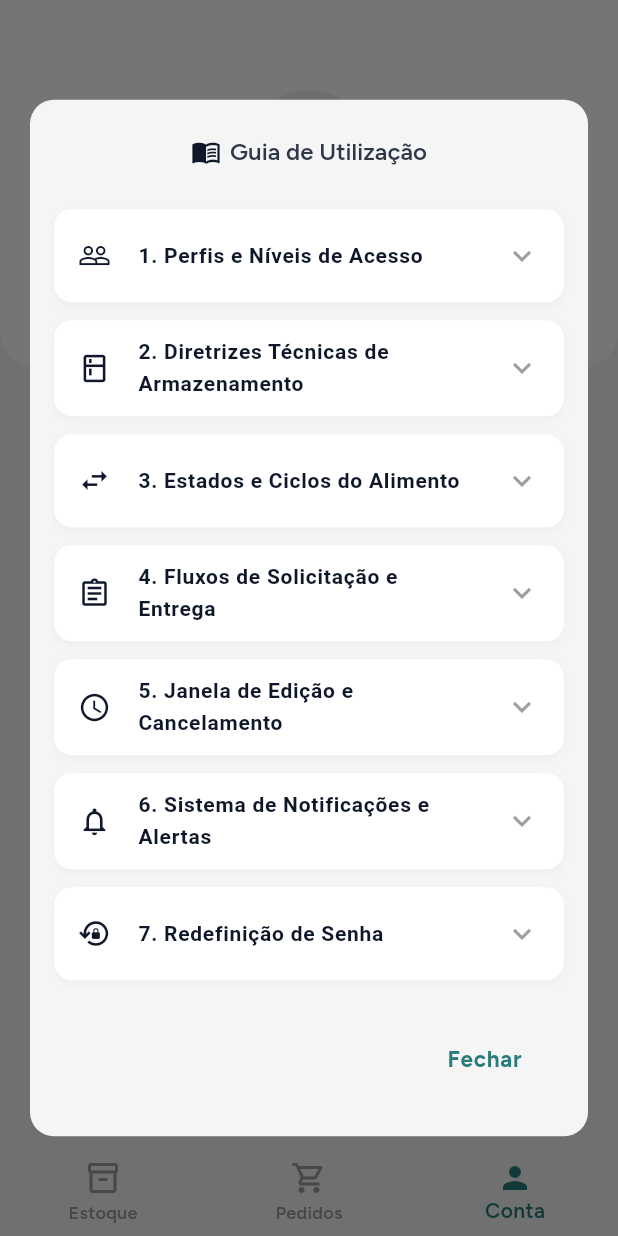
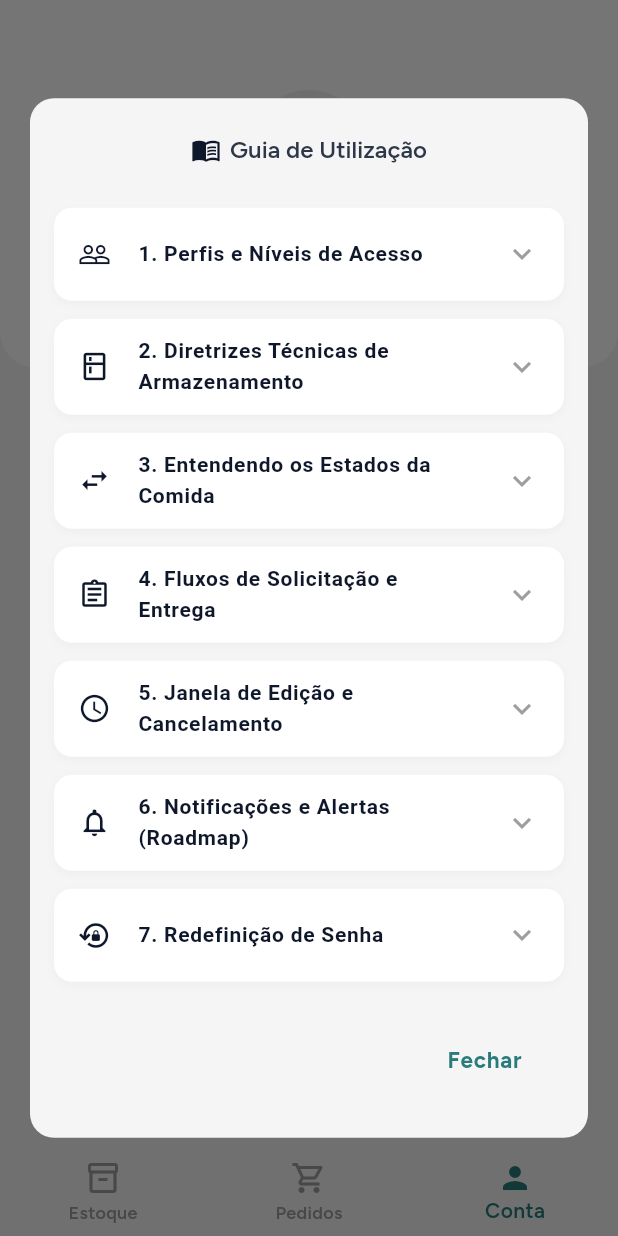
Before and after one commit to livialmeida/KinCare, a Flutter app: the screen it shows once a user with an empty profile is signed in, item 3 of the bottom bar chosen, after a tap on "Guia de Utilização", on a phone screen of 412 x 824 dp. Run offline on Flutter 3.47's test engine with Material 3 defaults, Android fonts, the phone set to English and light mode, and no system bars; our stand-ins replace cloud_firestore, firebase_auth, firebase_core, firebase_messaging, flutter_local_notifications, google_fonts and 1 more; missing offline and left inert: dart:js_interop; accounts and stored records are empty; generated files the repository leaves out were written again.

Commit message:
feat: refine order/stock mutation flows and introduce architecture ADRs
- update time helpers and mutation windows across stock and order components
- enhance modal workflows for order editing, creation, and stock management
- align ModalUserGuide with decoupled notification architecture
- introduce docs/ARCHITECTURE.md covering ADRs (push decoupling, RBAC, PWA strategy)
- update README with technical specification and architecture links

```diff
--- a/lib/core/utils/time_helper.dart
+++ b/lib/core/utils/time_helper.dart
@@ -1,8 +1,7 @@
 import 'package:cloud_firestore/cloud_firestore.dart';
 
 class TimeHelper {
-  // Rule: Standard edit/action window is strictly 2 hours (120 min)
-  static const int editWindowMinutes = 120;
+  static const int editWindowMinutes = 180;
   static const int editWindowSeconds = editWindowMinutes * 60;
 
   // Logic: Check if a timestamp is still within the allowed operational window
--- a/lib/features/family/presentation/widgets/modal_user_guide.dart
+++ b/lib/features/family/presentation/widgets/modal_user_guide.dart
@@ -58,7 +58,7 @@ class ModalUserGuide extends StatelessWidget {
                       const SizedBox(height: 14),
                       _buildGuideTextRow(
                         "Administração (Admin)",
-                        "Responsável pela gestão residencial. Possui controle cadastral sobre os membros, autoriza solicitações de acesso à despensa, cadastra e organiza os itens do estoque e emite pedidos de refeição.",
+                        "Responsável pela gestão residencial. Possui controle cadastral sobre os membros, autoriza solicitações de acesso à despensa, emite pedidos de refeição, consome os itens produzidos pelo suporte e faz a gestão da localização dos itens no estoque/despensa.",
                       ),
                       _buildGuideTextRow(
                         "Suporte e Cozinha (Support)",
@@ -123,15 +123,21 @@ class ModalUserGuide extends StatelessWidget {
                   // Section 3: Food States
                   _buildGuideCard(
                     icon: Icons.swap_horiz_outlined,
-                    title: "3. Estados e Ciclos do Alimento",
+                    title: "3. Entendendo os Estados da Comida",
                     children: [
                       const Text(
-                        "O ciclo de conservação do estoque monitora transições físicas para orientar o consumo seguro:",
+                        "Para os responsáveis pela cozinha, cada alimento percorre etapas cruciais no inventário:",
                         style: TextStyle(fontSize: 14, color: KinColors.text, height: 1.45),
                       ),
                       const SizedBox(height: 14),
-                      _buildGuideTextRow("Localização Física", "Informa onde o lote se encontra armazenado (Despensa, Geladeira ou Freezer)."),
-                      _buildGuideTextRow("Descongelamento", "Sinaliza que o item foi transferido do freezer para a geladeira. A validade técnica é recalculada automaticamente para prazo de consumo sob refrigeração."),
+                      _buildGuideTextRow(
+                          "Armário / Geladeira / Freezer",
+                          "Indica a localização física atual do alimento no estoque."
+                      ),
+                      _buildGuideTextRow(
+                          "Descongelado / Descongelando",
+                          "Indica que o item saiu do freezer e está em processo de degelo ou já descongelado na geladeira. Monitoramento sanitário essencial para garantir a segurança alimentar."
+                      ),
                       const SizedBox(height: 4),
                       Container(
                         padding: const EdgeInsets.all(12),
@@ -148,7 +154,7 @@ class ModalUserGuide extends StatelessWidget {
                                 Icon(Icons.warning_amber_rounded, color: Color(0xFFC5221F), size: 18),
                                 SizedBox(width: 6),
                                 Text(
-                                  "Recongelamento - Atenção Crítica",
+                                  "Recongelado - Atenção Redobrada",
                                   style: TextStyle(fontSize: 13, fontWeight: FontWeight.bold, color: Color(0xFFC5221F)),
                                 ),
                               ],
@@ -164,7 +170,7 @@ class ModalUserGuide extends StatelessWidget {
                     ],
                   ),
 
-                  // Section 4: Order Flows
+// Section 4: Order Flows
                   _buildGuideCard(
                     icon: Icons.assignment_outlined,
                     title: "4. Fluxos de Solicitação e Entrega",
@@ -174,24 +180,58 @@ class ModalUserGuide extends StatelessWidget {
                         style: TextStyle(fontSize: 14, color: KinColors.text, height: 1.45),
                       ),
                       const SizedBox(height: 14),
+
+                      // Flow 1: Regular Request Pipeline
                       _buildGuideTextRow(
-                        "Iniciativa Própria de Preparo",
-                        "Quando a equipe de apoio ou cozinha decide preparar um lote voluntariamente. O registro pode ser feito de forma avulsa e inserido diretamente no estoque.",
-                      ),
-                      _buildGuideTextRow(
-                        "Preparo com Visibilidade Restrita (Surpresa)",
-                        "Permite registrar preparos mantendo o item oculto dos membros da administração até que a entrega física seja concluída.",
+                        "1. Fluxo Regular de Pedidos",
+                        "Solicitações criadas por membros da família, percorrendo uma esteira estruturada de quatro etapas até a conclusão:",
                       ),
                       const SizedBox(height: 6),
-                      const Text(
-                        "Fluxo Regular de Pedidos",
-                        style: TextStyle(fontWeight: FontWeight.bold, fontSize: 13, color: KinColors.text),
+                      Container(
+                        margin: const EdgeInsets.only(left: 8, bottom: 12),
+                        padding: const EdgeInsets.symmetric(horizontal: 12, vertical: 8),
+                        decoration: BoxDecoration(
+                          color: const Color(0xFFF8F9FA),
+                          borderRadius: BorderRadius.circular(10),
+                          border: Border.all(color: const Color(0xFFE9ECEF)),
+                        ),
+                        child: Column(
+                          children: [
+                            _buildGuideStatusRow(
+                              Icons.mail_outline,
+                              "Solicitado",
+                              "O pedido é registrado pelo membro e entra na fila da cozinha como pendente.",
+                            ),
+                            _buildGuideStatusRow(
+                              Icons.check_circle_outline,
+                              "Aceito",
+                              "Um responsável assume o preparo da solicitação.",
+                            ),
+                            _buildGuideStatusRow(
+                              Icons.soup_kitchen_outlined,
+                              "Em Preparo",
+                              "A refeição está em processo ativo de produção.",
+                            ),
+                            _buildGuideStatusRow(
+                              Icons.inventory_2_outlined,
+                              "Entrega",
+                              "O prato é finalizado, tem o local e validade definidos e dá entrada oficial no estoque.",
+                            ),
+                          ],
+                        ),
                       ),
-                      const Divider(height: 16),
-                      _buildGuideStatusRow(Icons.mail_outline, "Solicitado", "O pedido é registrado pelo membro e entra na fila da cozinha como pendente."),
-                      _buildGuideStatusRow(Icons.check_circle_outline, "Aceito", "Um responsável assume o preparo da solicitação."),
-                      _buildGuideStatusRow(Icons.soup_kitchen_outlined, "Em Preparo", "A refeição está em processo de produção."),
-                      _buildGuideStatusRow(Icons.inventory_2_outlined, "Entrega", "O prato é finalizado, tem o local e prazo de conservação definidos e dá entrada oficial no estoque."),
+
+                      // Flow 2: Proactive Cooking
+                      _buildGuideTextRow(
+                        "2. Iniciativa Própria de Preparo",
+                        "Quando os responsáveis pela cozinha decidem preparar um lote de forma voluntária, permitindo a entrada direta do item no estoque sem solicitação prévia.",
+                      ),
+
+                      // Flow 3: Discrete/Surprise Preparation
+                      _buildGuideTextRow(
+                        "3. Preparo Surpresa (Mimo)",
+                        "Destinado a carinhos e mimos culinários preparados em segredo. Mantém o item oculto da visualização dos membros até a entrega final, garantindo que o gesto surpresa seja uma boa experiência. ",
+                      ),
                     ],
                   ),
 
@@ -214,17 +254,17 @@ class ModalUserGuide extends StatelessWidget {
                   // Section 6: Notifications and Alerts
                   _buildGuideCard(
                     icon: Icons.notifications_none_outlined,
-                    title: "6. Sistema de Notificações e Alertas",
+                    title: "6. Notificações e Alertas (Roadmap)",
                     children: [
                       const Text(
-                        "O KinCare envia alertas operacionais para manter os membros informados sobre o andamento dos preparos e o estado do inventário:",
+                        "O ecossistema conta com pipeline de mensageria desenhado para manter os usuários informados sobre prazos e status operacionais:",
                         style: TextStyle(fontSize: 14, color: KinColors.text, height: 1.45),
                       ),
                       const SizedBox(height: 14),
 
                       // Profile: Admin
                       const Text(
-                        "ADMINISTRAÇÃO",
+                        "FLUXOS ADMINISTRATIVOS",
                         style: TextStyle(fontWeight: FontWeight.bold, fontSize: 11, color: Colors.grey, letterSpacing: 0.5),
                       ),
                       const Divider(height: 16),
@@ -245,17 +285,13 @@ class ModalUserGuide extends StatelessWidget {
 
                       // Profile: Support
                       const Text(
-                        "SUPORTE E COZINHA",
+                        "FLUXOS DE COZINHA E SUPORTE ",
                         style: TextStyle(fontWeight: FontWeight.bold, fontSize: 11, color: Colors.grey, letterSpacing: 0.5),
                       ),
                       const Divider(height: 16),
                       _buildGuideTextRow(
                         "Novas Demandas",
                         "Notificações instantâneas quando novos pedidos são registrados pelos membros da residência.",
-                      ),
-                      _buildGuideTextRow(
-                        "Alertas de Reposição",
-                        "Avisos operacionais sobre níveis mínimos de itens e prazos de validade das preparações sob sua responsabilidade.",
                       ),
 
                       const SizedBox(height: 6),
@@ -275,16 +311,14 @@ class ModalUserGuide extends StatelessWidget {
                                 Icon(Icons.info_outline, color: Color(0xFF1967D2), size: 18),
                                 SizedBox(width: 6),
                                 Text(
-                                  "Configuração de Dispositivos",
+                                  "Nota de Arquitetura",
                                   style: TextStyle(fontSize: 13, fontWeight: FontWeight.bold, color: Color(0xFF1967D2)),
                                 ),
                               ],
                             ),
-                            SizedBox(height: 6),
+                            SizedBox(height: 4),
                             Text(
-                              "• Web (Navegador): Conceda permissão no prompt do navegador e certifique-se de que a página mantenha autorização para notificações em segundo plano.\n\n"
-                                  "• Android: Autorize o envio de notificações no primeiro acesso e, nas opções do sistema, desative a 'Otimização de Bateria' para o aplicativo para evitar atrasos na entrega dos avisos.\n\n"
-                                  "• iOS: Para suporte a notificações na Web, utilize a opção 'Adicionar à Tela de Início' no Safari e acesse a partir do atalho criado para habilitar os avisos push.",
+                              "As regras de negócio, tópicos FCM e rotinas agendadas foram desenvolvidos no ambiente de produção privado. Nesta versão pública e demonstrativa, os triggers de cloud functions e mensageria push permanecem desacoplados para manter o repositório 100% autônomo e sem custos fixos de infraestrutura.",
                               style: TextStyle(fontSize: 13, color: Color(0xFF1967D2), height: 1.45),
                             ),
                           ],
--- a/lib/features/orders/presentation/widgets/modal_edit_order.dart
+++ b/lib/features/orders/presentation/widgets/modal_edit_order.dart
@@ -90,6 +90,7 @@ class _ModalEditOrderState extends State<ModalEditOrder> {
     }
   }
 
+
   @override
   Widget build(BuildContext context) {
     return Dialog(
--- a/lib/features/orders/presentation/widgets/modal_new_request.dart
+++ b/lib/features/orders/presentation/widgets/modal_new_request.dart
@@ -153,7 +153,7 @@ class _ModalNewRequestState extends State<ModalNewRequest> {
             StreamBuilder<QuerySnapshot>(
               stream: FirebaseFirestore.instance
                   .collection('users')
-                  .where('role', whereIn: ['admin', 'support'])
+                  .where('role', isEqualTo: 'support')
                   .snapshots(),
               builder: (context, snapshot) {
                 List<Widget> options = [];
--- a/lib/features/stock/presentation/pages/stock_screen.dart
+++ b/lib/features/stock/presentation/pages/stock_screen.dart
@@ -279,23 +279,45 @@ class _StockScreenState extends State<StockScreen> {
                   ? _db.collection('stock').orderBy('expiryDate', descending: false).snapshots()
                   : _db.collection('stock')
                   .where('authorId', isEqualTo: _auth.currentUser?.uid)
-                  .orderBy('expiryDate', descending: false)
                   .snapshots(),
               builder: (context, snapshot) {
-                if (snapshot.hasError) return const Center(child: Text("Erro de permissão ou conexão..."));
+                // Technical: Fallback gracefully on query error or unauthorized access
+                if (snapshot.hasError) {
+                  return _userRole == 'support'
+                      ? _buildSupportPantryGuidance()
+                      : const Center(
+                    child: Text(
+                      "Não foi possível carregar os itens no momento.",
+                      style: TextStyle(color: Colors.grey),
+                    ),
+                  );
+                }
                 if (!snapshot.hasData) return const Center(child: CircularProgressIndicator());
 
                 final allDocs = snapshot.data!.docs;
 
+                // Technical: Keep items created by support strictly within the 3-hour window
+                final eligibleDocs = allDocs.where((doc) {
+                  if (_hasPantryAccess || _userRole != 'support') return true;
+                  final data = doc.data() as Map<String, dynamic>;
+                  final createdAt = (data['createdAt'] as Timestamp?)?.toDate();
+                  if (createdAt == null) return false;
+                  return DateTime.now().difference(createdAt).inMinutes <= 180;
+                }).toList();
+
+                // Technical: Render welcoming guidance if support has no recent deliveries within 3h
+                if (eligibleDocs.isEmpty && !_hasPantryAccess && _userRole == 'support') {
+                  return _buildSupportPantryGuidance();
+                }
+
                 // logic: client-side filtering based on _activeFilter
-                final docs = allDocs.where((doc) {
+                final docs = eligibleDocs.where((doc) {
                   if (_activeFilter == 'all') return true;
                   final loc = (doc.data() as Map<String, dynamic>)['location']?.toString().toLowerCase() ?? '';
-                  // matching 'fridge', 'freezer' or 'pantry'
                   return loc.contains(_activeFilter);
                 }).toList();
 
-                if (docs.isEmpty) return _buildEmptyState(isLocked: false);
+                if (docs.isEmpty) return _buildEmptyState(isLocked: !_hasPantryAccess);
 
                 return ListView.builder(
                   padding: const EdgeInsets.only(top: 20, left: 20, right: 20),
@@ -329,7 +351,6 @@ class _StockScreenState extends State<StockScreen> {
                       item: item,
                       onConsume: () => _handleConsume(item),
                       onMove: () => showMoveStockModal(context, item),
-                      // Technical Lifecycle Sync: Open the newly created isolated correction modal
                       onEdit: (selectedItem) {
                         showDialog(
                           context: context,
@@ -426,4 +447,48 @@ class _StockScreenState extends State<StockScreen> {
       ),
     );
   }
+
+  Widget _buildSupportPantryGuidance() {
+    return Center(
+      child: Padding(
+        padding: const EdgeInsets.symmetric(horizontal: 32),
+        child: Column(
+          mainAxisAlignment: MainAxisAlignment.center,
+          children: [
+            Container(
+              padding: const EdgeInsets.all(20),
+              decoration: BoxDecoration(
+                color: KinColors.primary.withValues(alpha: 0.08),
+                shape: BoxShape.circle
+              ),
+              child: const Icon(
+                Icons.kitchen_outlined,
+                size: 44,
+                color: KinColors.primary,
+              ),
+            ),
+            const SizedBox(height: 20),
+            const Text(
+              "Despensa & Estoque",
+              style: TextStyle(
+                fontSize: 18,
+                fontWeight: FontWeight.bold,
+                color: Colors.black87,
+              ),
+            ),
+            const SizedBox(height: 10),
+            const Text(
+              "Para manter a organização e privacidade da casa, o estoque geral fica visível sob demanda. Se você estiver na casa e for apoiar no preparo das refeições, você pode solicitar a liberação temporária na aba Conta.",
+              textAlign: TextAlign.center,
+              style: TextStyle(
+                fontSize: 14,
+                color: Colors.grey,
+                height: 1.45,
+              ),
+            ),
+          ],
+        ),
+      ),
+    );
+  }
 }
```
Also changed, not shown: lib/features/orders/presentation/widgets/order_card.dart (+5 -4 lines), lib/features/stock/presentation/widgets/edit_stock_modal.dart (+58 -1 lines), lib/features/stock/presentation/widgets/stock_card.dart (+3 -10 lines), 2 other files.
